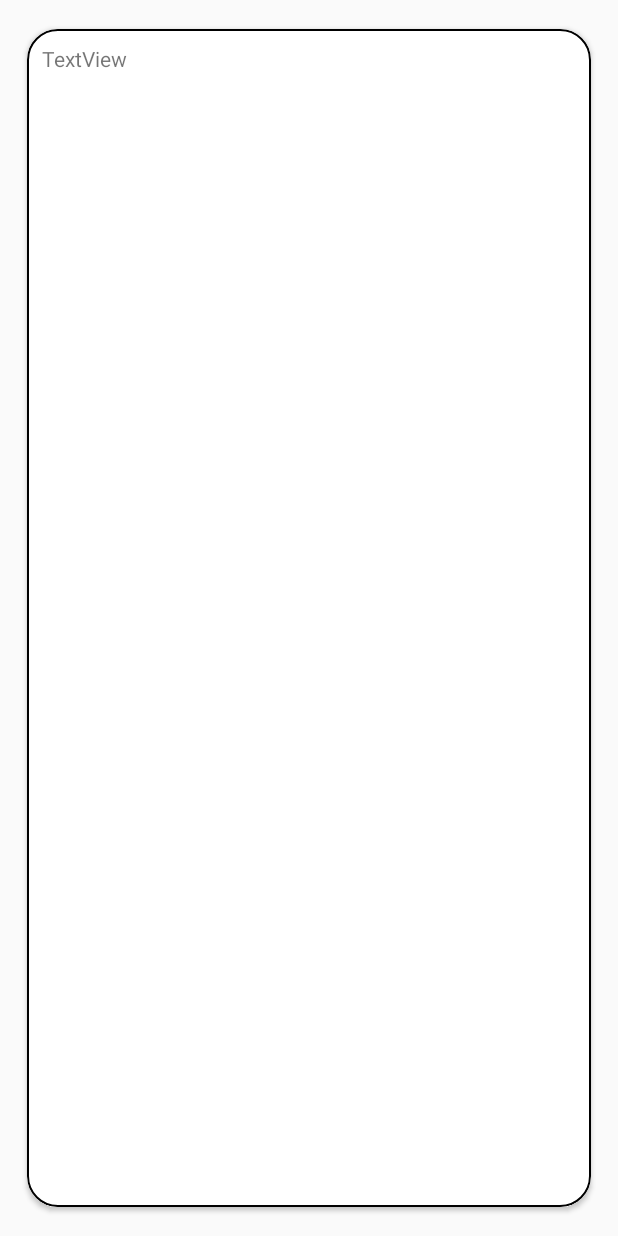
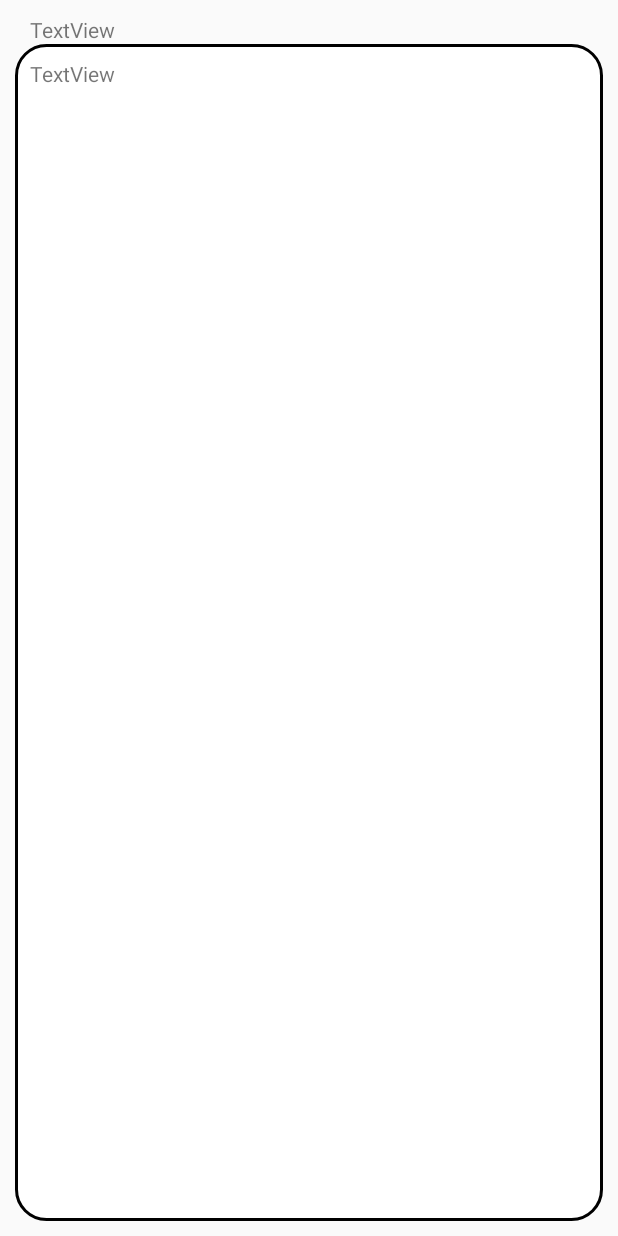
Before and after one commit to akshayrajeev/Meaning-Link, an Android app: the layout row_layout.xml on its own in the app's theme, with its tools: preview values and no code run, on a phone screen of 412 x 824 dp. Run offline under Robolectric (Android 15) with nearby library versions, the phone set to English and light mode, and no system bars.

Commit message:
Text Clipping in TextView Resolved

```diff
--- a/app/src/main/java/com/meaninglink/MainActivity.java
+++ b/app/src/main/java/com/meaninglink/MainActivity.java
@@ -48,7 +48,7 @@ public class MainActivity extends AppCompatActivity {
     @Override
     protected void onResume() {
         super.onResume();
-        previewAdapter = new PreviewAdapter(saveLoad.loadNotes());
+        previewAdapter = new PreviewAdapter(saveLoad.getNotes());
         previewRecyclerView.setAdapter(previewAdapter);
     }
 }
--- a/app/src/main/res/drawable/border.xml
+++ b/app/src/main/res/drawable/border.xml
@@ -3,7 +3,8 @@
     android:shape="rectangle">
 
     <stroke android:color="@android:color/black"
-        android:width="1dp"/>
+        android:width="2dp"/>
+    <solid android:color="@android:color/white"/>
     <corners android:radius="@dimen/padding"/>
 
 </shape>
--- a/app/src/main/res/layout/row_layout.xml
+++ b/app/src/main/res/layout/row_layout.xml
@@ -1,36 +1,30 @@
 <?xml version="1.0" encoding="utf-8"?>
 <androidx.constraintlayout.widget.ConstraintLayout xmlns:android="http://schemas.android.com/apk/res/android"
     xmlns:app="http://schemas.android.com/apk/res-auto"
+    xmlns:tools="http://schemas.android.com/tools"
     android:layout_width="match_parent"
     android:layout_height="match_parent"
     android:layout_margin="@dimen/preview_padding">
 
-    <androidx.cardview.widget.CardView
-        android:layout_width="0dp"
-        android:layout_height="0dp"
-        app:cardUseCompatPadding="true"
-        app:cardCornerRadius="@dimen/padding"
-        app:layout_constraintBottom_toBottomOf="parent"
-        app:layout_constraintEnd_toEndOf="parent"
+    <TextView
+        android:id="@+id/row_layout_datetime"
+        android:layout_width="wrap_content"
+        android:layout_height="wrap_content"
+        android:text="TextView"
+        android:layout_marginStart="@dimen/preview_padding"
         app:layout_constraintStart_toStartOf="parent"
-        app:layout_constraintTop_toTopOf="parent">
-
-        <androidx.constraintlayout.widget.ConstraintLayout
-            android:layout_width="match_parent"
-            android:layout_height="match_parent"
-            android:background="@drawable/border">
+        app:layout_constraintTop_toTopOf="parent" />
 
     <TextView
         android:id="@+id/row_layout_tv_preview"
         android:layout_width="0dp"
         android:layout_height="0dp"
+        android:background="@drawable/border"
         android:padding="@dimen/preview_padding"
         android:text="TextView"
         app:layout_constraintBottom_toBottomOf="parent"
         app:layout_constraintEnd_toEndOf="parent"
         app:layout_constraintStart_toStartOf="parent"
-                app:layout_constraintTop_toTopOf="parent" />
-        </androidx.constraintlayout.widget.ConstraintLayout>
-    </androidx.cardview.widget.CardView>
+        app:layout_constraintTop_toBottomOf="@+id/row_layout_datetime" />
 
 </androidx.constraintlayout.widget.ConstraintLayout>
```
Also changed, not shown: app/src/main/java/com/meaninglink/Note.java (+20 -10 lines), app/src/main/java/com/meaninglink/PreviewAdapter.java (+11 -3 lines), app/src/main/java/com/meaninglink/SaveLoad.java (+70 -12 lines), app/src/main/java/com/meaninglink/ViewActivity.java (+24 -29 lines). Lines whose indentation alone changed are shown as unchanged.
